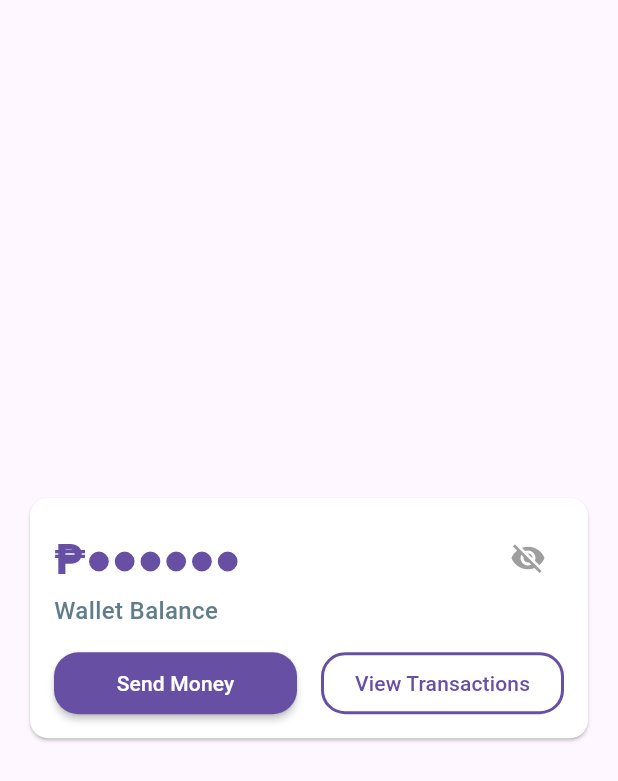
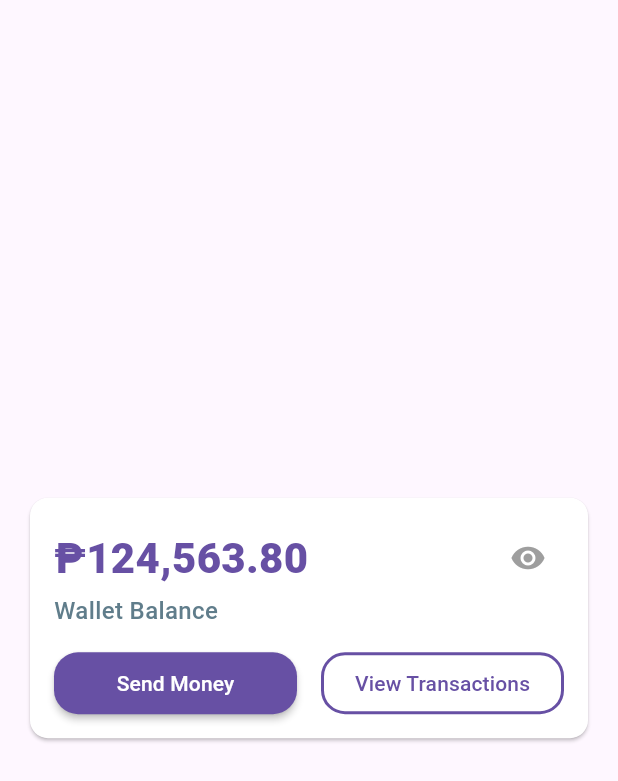
Before and after one commit to HaroldArtienda/send-money, a Flutter app: the screen it shows after launch, on a phone screen of 412 x 824 dp. Shown: the top 781 px of the screen. Run offline on Flutter 3.47's test engine with Material 3 defaults, Android fonts, the phone set to English and light mode, and no system bars; our stand-ins replace equatable, flutter_bloc, get_it, go_router; missing offline and left inert: dart:ffi.

Commit message:
update home screen

```diff
--- a/lib/home/home_screen.dart
+++ b/lib/home/home_screen.dart
@@ -1,5 +1,7 @@
 import 'package:flutter/material.dart';
+import 'package:go_router/go_router.dart';
 import 'package:intl/intl.dart';
+import 'package:send_money/utils/constants.dart';
 import 'package:send_money/utils/extensions.dart';
 import 'package:send_money/utils/sm_text_style.dart';
 
@@ -13,7 +15,7 @@ class HomeScreen extends StatefulWidget {
 }
 
 class _HomeScreenState extends State<HomeScreen> {
-  bool isVisible = false;
+  bool isVisible = true;
 
   @override
   Widget build(BuildContext context) {
@@ -38,7 +40,7 @@ class _HomeScreenState extends State<HomeScreen> {
                       crossAxisAlignment: CrossAxisAlignment.center,
                       children: [
                         Text(
-                          isVisible? formatMoney(124563.80) : "₱●●●●●●",
+                          isVisible ? formatMoney(124563.80) : "₱●●●●●●",
                           style: SMTextStyle.moneyTitle(context),
                         ),
                         IconButton(
@@ -55,7 +57,7 @@ class _HomeScreenState extends State<HomeScreen> {
                       "Wallet Balance",
                       style: SMTextStyle.balanceTitle(),
                     ),
-                    SizedBox(height: 16.0),
+                    const SizedBox(height: 16.0),
                     Row(
                       children: [
                         Expanded(
@@ -64,17 +66,17 @@ class _HomeScreenState extends State<HomeScreen> {
                             width: double.infinity,
                             title: 'Send Money',
                             isFilled: true,
-                            onTap: () {},
+                            onTap: () => context.push(SMRoute.sendMoney.path),
                           ),
                         ),
-                        SizedBox(width: 16.0),
+                        const SizedBox(width: 16.0),
                         Expanded(
                           child: SMCommonButton(
                             height: context.height * 0.05,
                             width: double.infinity,
                             title: 'View Transactions',
                             isFilled: false,
-                            onTap: () {},
+                            onTap: () => context.push(SMRoute.transaction.path),
                           ),
                         ),
                       ],
@@ -91,9 +93,9 @@ class _HomeScreenState extends State<HomeScreen> {
 
   String formatMoney(double amount) {
     final formatCurrency = NumberFormat.currency(
-      locale: 'en_PH', // Filipino locale
-      symbol: '₱', // Peso symbol
-      decimalDigits: 2, // 2 decimal places
+      locale: 'en_PH',
+      symbol: '₱',
+      decimalDigits: 2,
     );
     return formatCurrency.format(amount);
   }
```
Also changed, not shown: lib/router.dart (+9 -3 lines), pubspec.lock, 1 other file.
